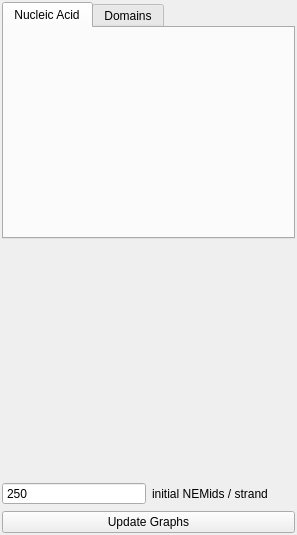
Before: the Qt Designer form config/ui/panel.ui in NATuG3/NATuG3, drawn with Qt 5.
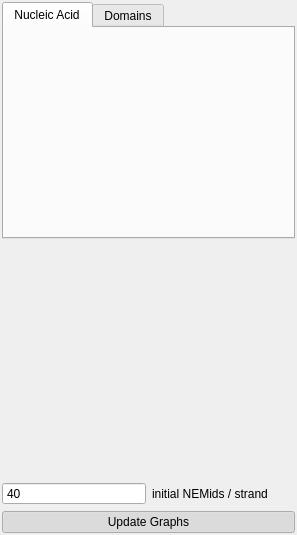
After: the same form once the commit is applied.

```diff
--- a/config/ui/panel.ui
+++ b/config/ui/panel.ui
@@ -88,7 +88,7 @@
         <number>50000</number>
        </property>
        <property name="value">
-        <number>250</number>
+        <number>40</number>
        </property>
       </widget>
      </item>
@@ -118,6 +118,21 @@
      <property name="shortcut">
       <string>Ctrl+U</string>
      </property>
+     <property name="checkable">
+      <bool>true</bool>
+     </property>
+     <property name="checked">
+      <bool>true</bool>
+     </property>
+     <property name="autoRepeat">
+      <bool>false</bool>
+     </property>
+     <property name="autoDefault">
+      <bool>false</bool>
+     </property>
+     <property name="flat">
+      <bool>false</bool>
+     </property>
     </widget>
    </item>
   </layout>
```
Left out of the diff: 3 changed lines with no effect on the pictures.
